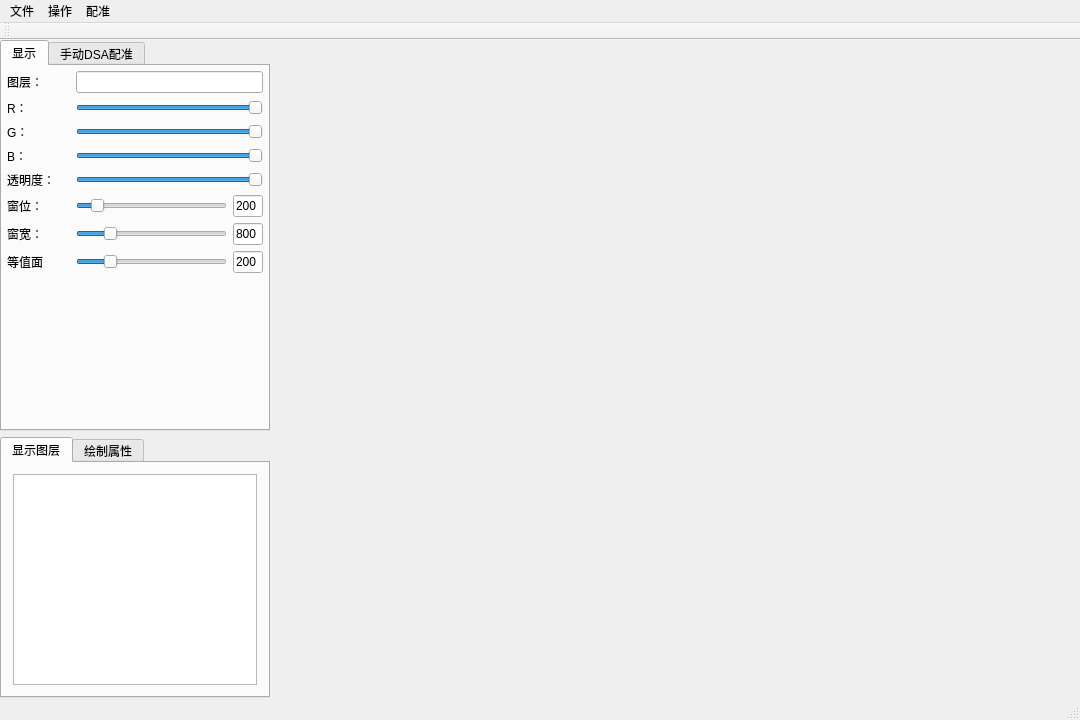
Imanity/MedicalToolkit, file Viewer/Viewer.ui: the form before one commit.
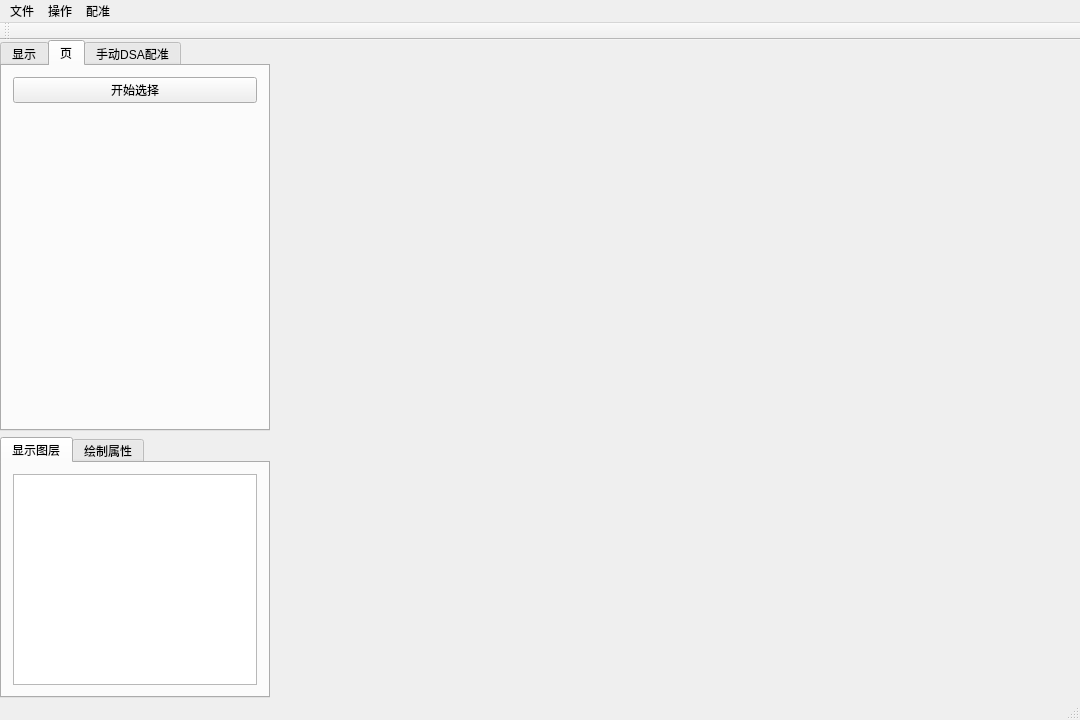
The form after the commit. The open tabs and pages were chosen to show the change.

```diff
--- a/Viewer/Viewer.ui
+++ b/Viewer/Viewer.ui
@@ -285,6 +285,33 @@
           </item>
          </layout>
         </widget>
+        <widget class="QWidget" name="PagePicking">
+         <attribute name="title">
+          <string>页</string>
+         </attribute>
+         <layout class="QGridLayout" name="gridLayout">
+          <item row="0" column="0">
+           <widget class="QPushButton" name="pickingBtn">
+            <property name="text">
+             <string>开始选择</string>
+            </property>
+           </widget>
+          </item>
+          <item row="1" column="0">
+           <spacer name="verticalSpacer_3">
+            <property name="orientation">
+             <enum>Qt::Vertical</enum>
+            </property>
+            <property name="sizeHint" stdset="0">
+             <size>
+              <width>20</width>
+              <height>40</height>
+             </size>
+            </property>
+           </spacer>
+          </item>
+         </layout>
+        </widget>
         <widget class="QWidget" name="PageManualDSARegister">
          <property name="enabled">
           <bool>true</bool>
```
Left out of the diff: 51 changed lines with no effect on the pictures.
